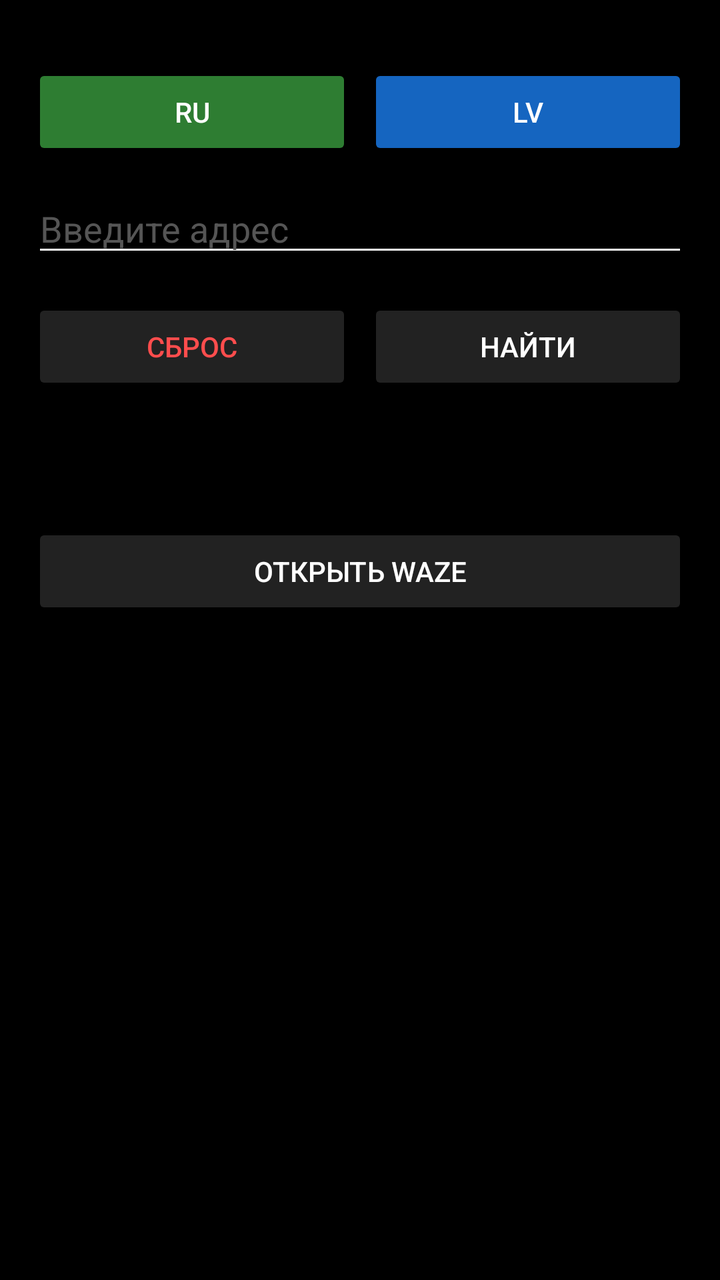
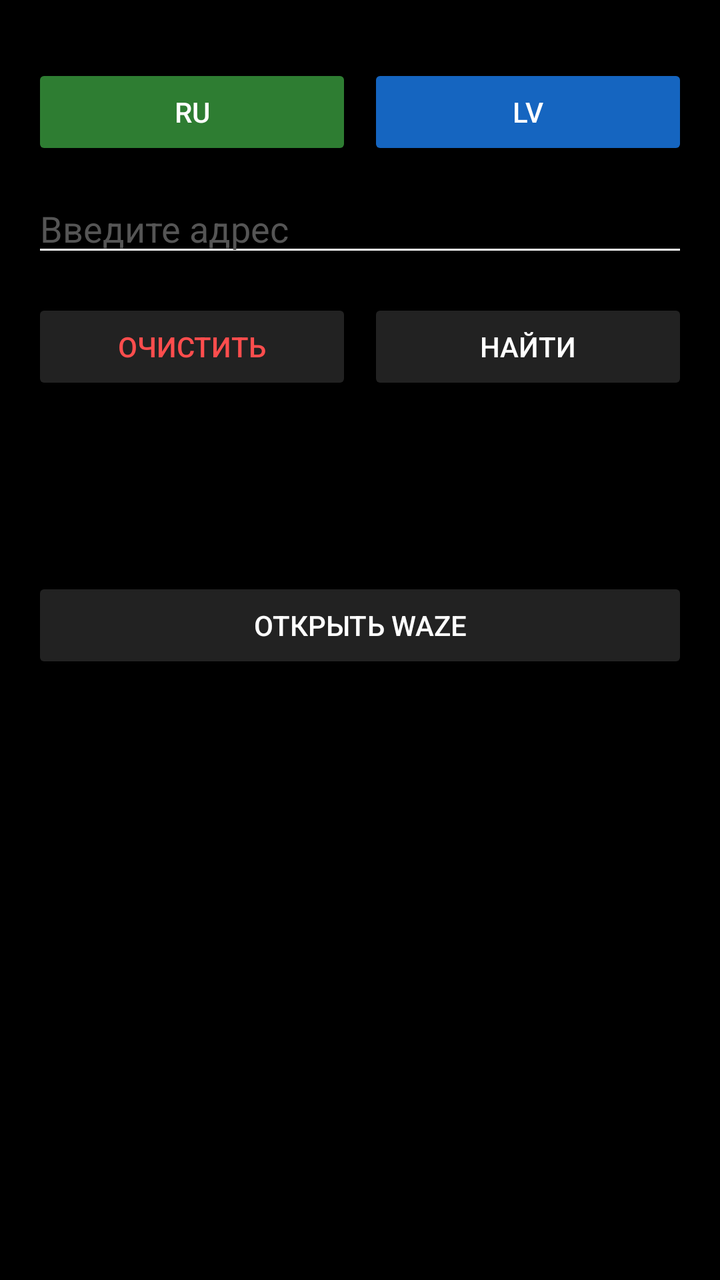

Two renders of the same Android screen: before a commit and after it. Below are the layout's source before the change and the commit's diff.
<!-- AndroidManifest.xml: application theme Theme.RigaAddressVoice -->
<!-- res/layout/activity_main.xml -->
<?xml version="1.0" encoding="utf-8"?>
<LinearLayout
    xmlns:android="http://schemas.android.com/apk/res/android"
    android:id="@+id/rootLayout"
    android:layout_width="match_parent"
    android:layout_height="match_parent"
    android:orientation="vertical"
    android:paddingTop="32dp"
    android:paddingStart="16dp"
    android:paddingEnd="16dp"
    android:paddingBottom="16dp"
    android:background="#000000">

    <LinearLayout
        android:layout_width="match_parent"
        android:layout_height="wrap_content"
        android:orientation="horizontal">

        <Button
            android:id="@+id/btnMicRu"
            android:layout_width="0dp"
            android:layout_height="wrap_content"
            android:layout_weight="1"
            android:text="RU"
            android:textColor="#FFFFFF"
            android:backgroundTint="#2E7D32" />

        <Button
            android:id="@+id/btnMicLv"
            android:layout_width="0dp"
            android:layout_height="wrap_content"
            android:layout_weight="1"
            android:layout_marginStart="8dp"
            android:text="LV"
            android:textColor="#FFFFFF"
            android:backgroundTint="#1565C0" />
    </LinearLayout>

    <EditText
        android:id="@+id/etInput"
        android:layout_width="match_parent"
        android:layout_height="wrap_content"
        android:layout_marginTop="12dp"
        android:hint="Введите адрес"
        android:textColor="#FFFFFF"
        android:textColorHint="#555555"
        android:backgroundTint="#FFFFFF"
        android:textSize="18sp" />

    <LinearLayout
        android:layout_width="match_parent"
        android:layout_height="wrap_content"
        android:orientation="horizontal"
        android:layout_marginTop="16dp">

        <Button
            android:id="@+id/btnReset"
            android:layout_width="0dp"
            android:layout_height="wrap_content"
            android:layout_weight="1"
            android:text="Сброс"
            android:textColor="#FF4D4D"
            android:backgroundTint="#222222" />

        <Button
            android:id="@+id/btnSearch"
            android:layout_width="0dp"
            android:layout_height="wrap_content"
            android:layout_weight="1"
            android:layout_marginStart="8dp"
            android:text="Найти"
            android:textColor="#FFFFFF"
            android:backgroundTint="#222222" />
    </LinearLayout>

    <TextView
        android:id="@+id/tvResult"
        android:layout_width="match_parent"
        android:layout_height="wrap_content"
        android:text=""
        android:textSize="18sp"
        android:layout_marginTop="24dp"
        android:textColor="#FFFFFF" />

    <Button
        android:id="@+id/btnWaze"
        android:layout_width="match_parent"
        android:layout_height="wrap_content"
        android:text="Открыть Waze"
        android:layout_marginTop="16dp"
        android:textColor="#FFFFFF"
        android:backgroundTint="#222222" />

    <androidx.recyclerview.widget.RecyclerView
        android:id="@+id/rvSuggestions"
        android:layout_width="match_parent"
        android:layout_height="0dp"
        android:layout_weight="1"
        android:layout_marginTop="12dp"
        android:clipToPadding="false"
        android:paddingBottom="8dp" />

</LinearLayout>
<!-- resources referenced by this layout -->
<resources>
  <style name="Theme.RigaAddressVoice" parent="Base.Theme.RigaAddressVoice" />
  <style name="Base.Theme.RigaAddressVoice" parent="Theme.Material3.Dark.NoActionBar">
          <item name="android:windowBackground">@android:color/black</item>
          <item name="android:statusBarColor">@android:color/black</item>
          <item name="android:navigationBarColor">@android:color/black</item>
          <item name="android:textColorPrimary">@android:color/white</item>
          <item name="android:textColorSecondary">@android:color/white</item>
          <item name="android:windowLightStatusBar">false</item>
          <item name="android:windowLightNavigationBar">false</item>
      </style>
</resources>

<!-- the commit's change to res/layout/activity_main.xml (unified diff, before → after) -->
@@ -58,7 +58,7 @@
             android:layout_width="0dp"
             android:layout_height="wrap_content"
             android:layout_weight="1"
-            android:text="Сброс"
+            android:text="Очистить"
             android:textColor="#FF4D4D"
             android:backgroundTint="#222222" />
 
@@ -74,12 +74,21 @@
     </LinearLayout>
 
     <TextView
+        android:id="@+id/tvProcessedQuery"
+        android:layout_width="match_parent"
+        android:layout_height="wrap_content"
+        android:layout_marginTop="14dp"
+        android:text=""
+        android:textSize="14sp"
+        android:textColor="#CFCFCF" />
+
+    <TextView
         android:id="@+id/tvResult"
         android:layout_width="match_parent"
         android:layout_height="wrap_content"
         android:text=""
         android:textSize="18sp"
-        android:layout_marginTop="24dp"
+        android:layout_marginTop="18dp"
         android:textColor="#FFFFFF" />
 
     <Button
